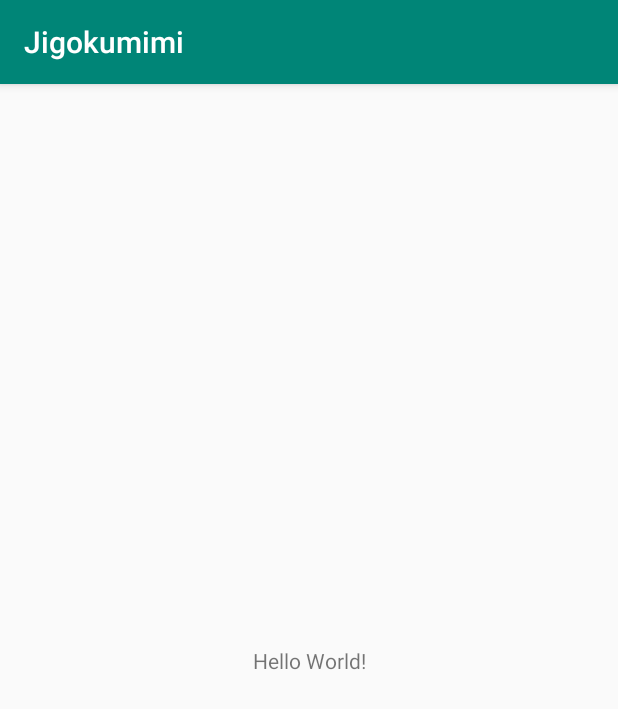
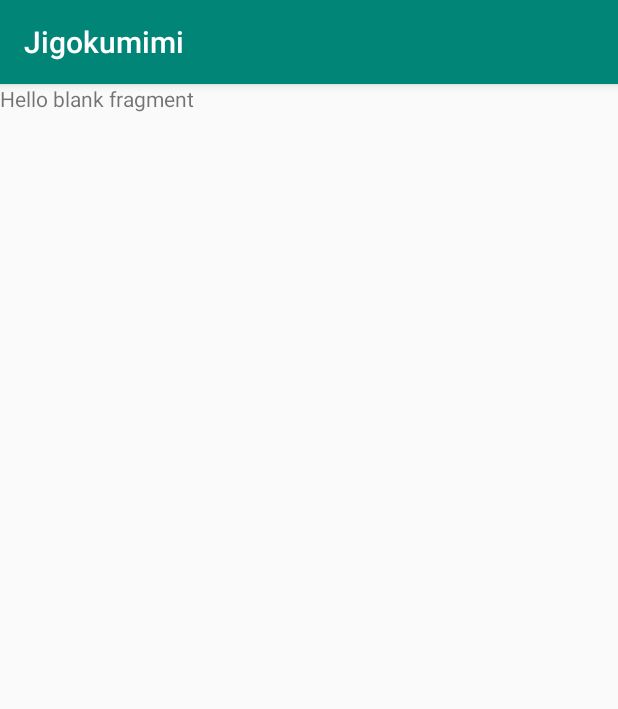
Before and after one commit to auto-ororo/jigokumimi-android, an Android app: the screen it shows after launch (MainActivity), on a phone screen of 412 x 824 dp. Shown: the top 709 px of the screen. Run offline under Robolectric (Android 15) with nearby library versions, the phone set to English and light mode, and no system bars.

Commit message:
開発基盤構築(ライブラリ・フォルダ整理)

```diff
--- a/app/src/main/AndroidManifest.xml
+++ b/app/src/main/AndroidManifest.xml
@@ -1,6 +1,8 @@
 <?xml version="1.0" encoding="utf-8"?>
 <manifest xmlns:android="http://schemas.android.com/apk/res/android"
     package="com.ororo.auto.jigokumimi">
+
+    <uses-permission android:name="android.permission.INTERNET" />
 
     <application
         android:allowBackup="true"
--- /dev/null
+++ b/app/src/main/java/com/ororo/auto/jigokumimi/ui/DetectedSongListFragment.kt
@@ -0,0 +1,26 @@
+package com.ororo.auto.jigokumimi.ui
+
+
+import android.os.Bundle
+import androidx.fragment.app.Fragment
+import android.view.LayoutInflater
+import android.view.View
+import android.view.ViewGroup
+
+import com.ororo.auto.jigokumimi.R
+
+/**
+ * A simple [Fragment] subclass.
+ */
+class DetectedSongListFragment : Fragment() {
+
+    override fun onCreateView(
+        inflater: LayoutInflater, container: ViewGroup?,
+        savedInstanceState: Bundle?
+    ): View? {
+        // Inflate the layout for this fragment
+        return inflater.inflate(R.layout.fragment_detected_song_list, container, false)
+    }
+
+
+}
--- /dev/null
+++ b/app/src/main/java/com/ororo/auto/jigokumimi/util/Util.kt
@@ -0,0 +1,6 @@
+package com.ororo.auto.jigokumimi.util
+
+/**
+ * アプリケーション全体で使用される共通関数を定義
+ *
+ */
--- a/app/src/main/res/layout/activity_main.xml
+++ b/app/src/main/res/layout/activity_main.xml
@@ -6,13 +6,13 @@
     android:layout_height="match_parent"
     tools:context=".ui.MainActivity">
 
-    <TextView
-        android:layout_width="wrap_content"
-        android:layout_height="wrap_content"
-        android:text="Hello World!"
-        app:layout_constraintBottom_toBottomOf="parent"
-        app:layout_constraintLeft_toLeftOf="parent"
-        app:layout_constraintRight_toRightOf="parent"
-        app:layout_constraintTop_toTopOf="parent" />
+    <!-- The NavHostFragment within the activity_main layout -->
+    <fragment
+        android:id="@+id/myNavHostFragment"
+        android:name="androidx.navigation.fragment.NavHostFragment"
+        android:layout_width="match_parent"
+        android:layout_height="match_parent"
+        app:defaultNavHost="true"
+        app:navGraph="@navigation/navigation" />
 
 </androidx.constraintlayout.widget.ConstraintLayout>
--- /dev/null
+++ b/app/src/main/res/layout/fragment_detected_song_list.xml
@@ -0,0 +1,14 @@
+<?xml version="1.0" encoding="utf-8"?>
+<FrameLayout xmlns:android="http://schemas.android.com/apk/res/android"
+    xmlns:tools="http://schemas.android.com/tools"
+    android:layout_width="match_parent"
+    android:layout_height="match_parent"
+    tools:context=".ui.DetectedSongListFragment">
+
+    <!-- TODO: Update blank fragment layout -->
+    <TextView
+        android:layout_width="match_parent"
+        android:layout_height="match_parent"
+        android:text="@string/hello_blank_fragment" />
+
+</FrameLayout>
--- /dev/null
+++ b/app/src/main/res/navigation/navigation.xml
@@ -0,0 +1,13 @@
+<?xml version="1.0" encoding="utf-8"?>
+<navigation xmlns:android="http://schemas.android.com/apk/res/android"
+    xmlns:app="http://schemas.android.com/apk/res-auto"
+    xmlns:tools="http://schemas.android.com/tools"
+    android:id="@+id/navigation"
+    app:startDestination="@id/detectedSongListFragment">
+
+    <fragment
+        android:id="@+id/detectedSongListFragment"
+        android:name="com.ororo.auto.jigokumimi.ui.DetectedSongListFragment"
+        android:label="fragment_detected_song_list"
+        tools:layout="@layout/fragment_detected_song_list" />
+</navigation>
--- a/app/src/main/res/values/strings.xml
+++ b/app/src/main/res/values/strings.xml
@@ -1,3 +1,6 @@
 <resources>
     <string name="app_name">Jigokumimi</string>
+
+    <!-- TODO: Remove or change this placeholder text -->
+    <string name="hello_blank_fragment">Hello blank fragment</string>
 </resources>
--- a/build.gradle
+++ b/build.gradle
@@ -10,6 +10,11 @@ buildscript {
         coroutineVersion = '1.0.0'
         gradleVersion = '3.5.3'
         navigationVersion = '2.2.1'
+        timberVersion = '4.7.1'
+        workVersion = "2.3.1"
+        moshiVersion = "1.6.0"
+        retrofitVersion = "2.7.1"
+        glideVersion = "4.11.0"
         dataBindingCompilerVersion = gradleVersion // Always need to be the same.
     }
 
--- a/settings.gradle
+++ b/settings.gradle
@@ -1,2 +1,2 @@
 include ':app'
-rootProject.name='VinylBucket'
+rootProject.name = 'Jigokumimi'
```
Also changed, not shown: app/build.gradle (+24 -1 lines), app/src/main/java/com/ororo/auto/jigokumimi/database/DatabaseEntities.kt (added, +20 -0 lines), app/src/main/java/com/ororo/auto/jigokumimi/database/Room.kt (added, +40 -0 lines), app/src/main/java/com/ororo/auto/jigokumimi/domain/Models.kt (added, +12 -0 lines), app/src/main/java/com/ororo/auto/jigokumimi/network/DataTransferObjects.kt (added, +7 -0 lines), app/src/main/java/com/ororo/auto/jigokumimi/network/JigokumimiApiService.kt (added, +7 -0 lines), app/src/main/java/com/ororo/auto/jigokumimi/repository/SongsRepository.kt (added, +29 -0 lines), app/src/main/java/com/ororo/auto/jigokumimi/viewmodels/DetectedSongListViewModel.kt (added, +11 -0 lines), app/src/main/java/com/ororo/auto/jigokumimi/work/RefreshDataWorker.kt (added, +30 -0 lines).
